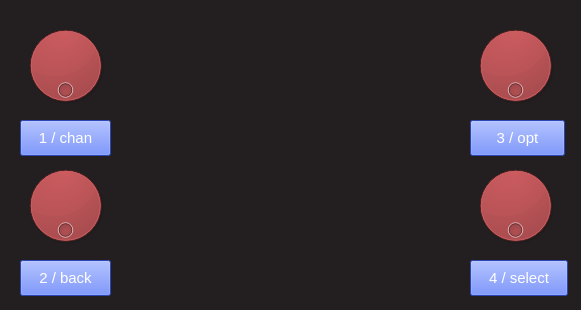
Before: the Qt Designer form zynthian_emubox.ui in zynthian/zynthian-emuface, drawn with Qt 5.
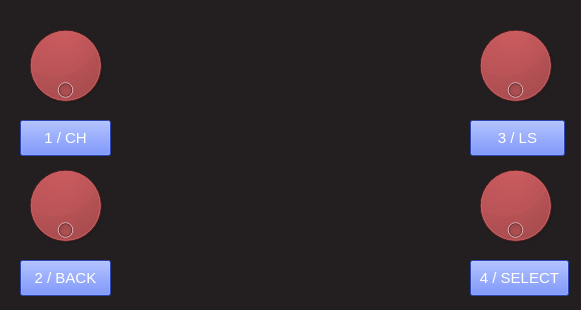
After: the same form once the commit is applied. Icons and pictures are not drawn.

Commit message: + Update switch labels with the same text as aluminum case serigraphy

Patch:
```diff
--- a/zynthian_emubox.ui
+++ b/zynthian_emubox.ui
@@ -369,7 +369,7 @@
 color: rgb(255, 255, 255);</string>
       </property>
       <property name="text">
-       <string>1 / chan</string>
+       <string>1 / CH</string>
       </property>
       <property name="iconSize">
        <size>
@@ -420,7 +420,7 @@
 color: rgb(255, 255, 255);</string>
       </property>
       <property name="text">
-       <string>2 / back</string>
+       <string>2 / BACK</string>
       </property>
       <property name="iconSize">
        <size>
@@ -580,7 +580,7 @@
     <rect>
      <x>470</x>
      <y>260</y>
-     <width>98</width>
+     <width>99</width>
      <height>36</height>
     </rect>
    </property>
@@ -611,7 +611,7 @@
 color: rgb(255, 255, 255);</string>
       </property>
       <property name="text">
-       <string>4 / select</string>
+       <string>4 / SELECT</string>
       </property>
       <property name="iconSize">
        <size>
@@ -659,7 +659,7 @@
 color: rgb(255, 255, 255);</string>
       </property>
       <property name="text">
-       <string>3 / opt</string>
+       <string>3 / LS</string>
       </property>
       <property name="iconSize">
        <size>
```
The commit also changes 1 other file.
